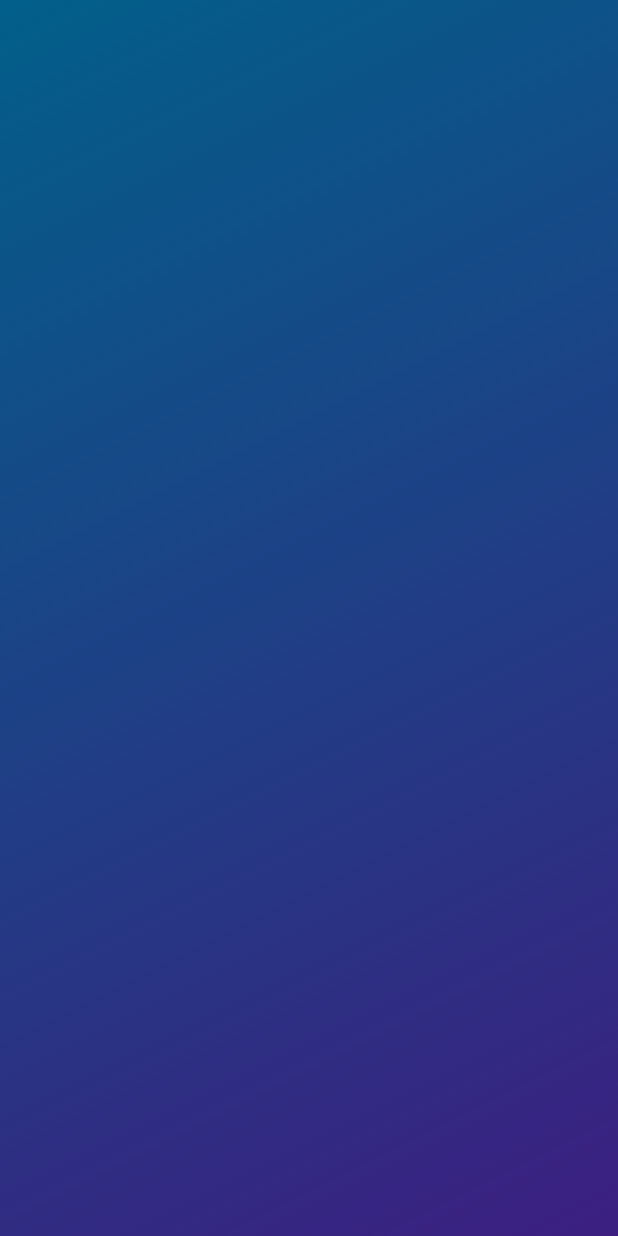
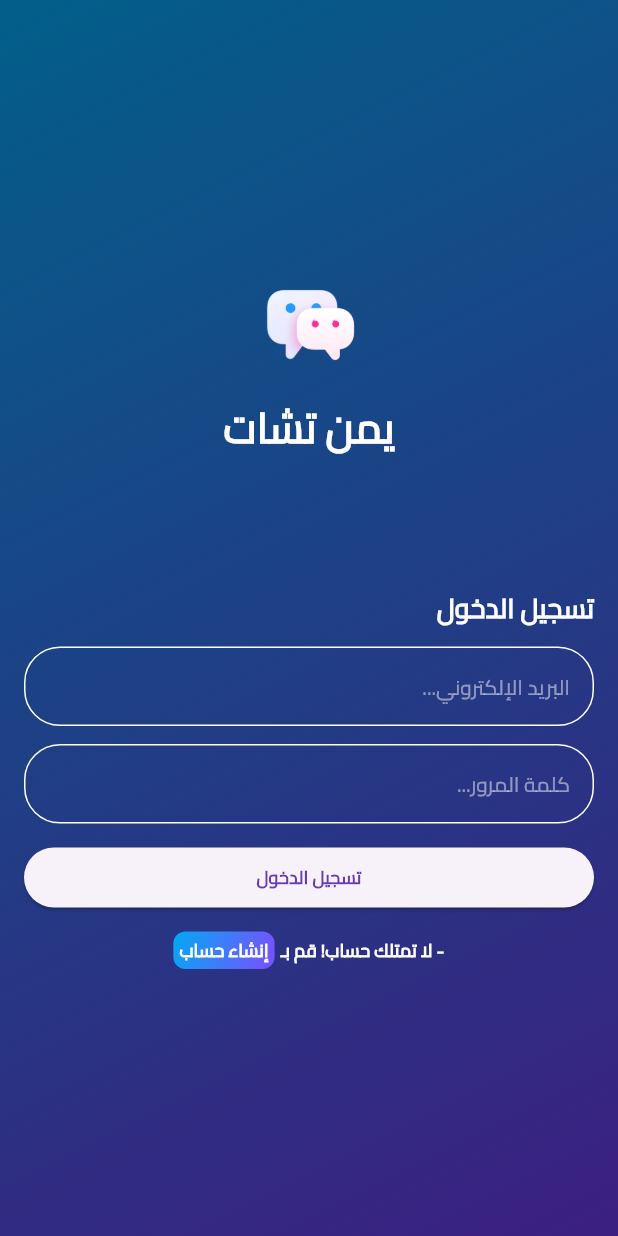
Before and after one commit to IT-Developer2025/chat-app, a Flutter app: the screen it shows after launch, on a phone screen of 412 x 824 dp. Run offline on Flutter 3.47's test engine with Material 3 defaults, Android fonts, the phone set to English and light mode, and no system bars.

Commit message:
Finish login_view & signup_view UI.

```diff
--- /dev/null
+++ b/lib/views/widgets/custom_elevated_button.dart
@@ -0,0 +1,27 @@
+import 'package:flutter/material.dart';
+
+class CustomElevatedButton extends StatelessWidget {
+  final String buttonTitle;
+  const CustomElevatedButton({super.key, required this.buttonTitle});
+
+  @override
+  Widget build(BuildContext context) {
+    return Row(
+      children: [
+        Expanded(
+          child: ElevatedButton(
+            onPressed: () {},
+            child: Text(
+              buttonTitle,
+              style: TextStyle(
+                color: Colors.deepPurple,
+                fontSize: 12,
+                fontWeight: FontWeight.bold,
+              ),
+            ),
+          ),
+        ),
+      ],
+    );
+  }
+}
--- /dev/null
+++ b/lib/views/widgets/custom_navigation_link.dart
@@ -0,0 +1,54 @@
+import 'package:flutter/material.dart';
+
+class CustomNavigationLink extends StatelessWidget {
+  final String title;
+  final String linkTitle;
+  final VoidCallback onTap;
+  const CustomNavigationLink({
+    super.key,
+    required this.title,
+    required this.linkTitle,
+    required this.onTap,
+  });
+
+  @override
+  Widget build(BuildContext context) {
+    return Row(
+      mainAxisAlignment: MainAxisAlignment.center,
+      textDirection: TextDirection.rtl,
+      spacing: 4,
+      children: [
+        Text(
+          title,
+          style: TextStyle(
+            color: Colors.white,
+            fontSize: 12,
+            fontWeight: FontWeight.bold,
+          ),
+        ),
+        Container(
+          padding: EdgeInsets.all(4),
+          decoration: BoxDecoration(
+            borderRadius: BorderRadius.circular(8),
+            gradient: LinearGradient(
+              begin: Alignment.topLeft,
+              end: Alignment.bottomRight,
+              colors: [Colors.lightBlue, Colors.deepPurpleAccent],
+            ),
+          ),
+          child: GestureDetector(
+            onTap: onTap,
+            child: Text(
+              linkTitle,
+              style: TextStyle(
+                color: Colors.white,
+                fontSize: 12,
+                fontWeight: FontWeight.bold,
+              ),
+            ),
+          ),
+        ),
+      ],
+    );
+  }
+}
--- /dev/null
+++ b/lib/views/widgets/custom_text_field.dart
@@ -0,0 +1,44 @@
+import 'package:flutter/material.dart';
+
+class CustomTextField extends StatelessWidget {
+  final String hintText;
+  const CustomTextField({super.key, required this.hintText});
+
+  @override
+  Widget build(BuildContext context) {
+    return Directionality(
+      textDirection: TextDirection.rtl,
+      child: TextFormField(
+        /// Will be worked in the future!
+        // ### controller: ,
+        // ### validator: ,
+        // ### autovalidateMode: ,
+        style: TextStyle(color: Colors.white, fontSize: 14),
+        cursorColor: Colors.lightBlue,
+        decoration: InputDecoration(
+          hintText: hintText,
+          hintStyle: TextStyle(
+            color: Colors.white.withAlpha(125),
+            fontSize: 14,
+          ),
+          border: OutlineInputBorder(
+            borderRadius: BorderRadius.circular(24),
+            borderSide: BorderSide(color: Colors.white),
+          ),
+          enabledBorder: OutlineInputBorder(
+            borderRadius: BorderRadius.circular(24),
+            borderSide: BorderSide(color: Colors.white),
+          ),
+          focusedBorder: OutlineInputBorder(
+            borderRadius: BorderRadius.circular(24),
+            borderSide: BorderSide(color: Colors.lightBlue),
+          ),
+          errorBorder: OutlineInputBorder(
+            borderRadius: BorderRadius.circular(24),
+            borderSide: BorderSide(color: Colors.redAccent),
+          ),
+        ),
+      ),
+    );
+  }
+}
--- a/lib/views/widgets/login_view_body.dart
+++ b/lib/views/widgets/login_view_body.dart
@@ -1,4 +1,8 @@
 import 'package:chat_app/constants.dart';
+import 'package:chat_app/views/signup_view.dart';
+import 'package:chat_app/views/widgets/custom_elevated_button.dart';
+import 'package:chat_app/views/widgets/custom_navigation_link.dart';
+import 'package:chat_app/views/widgets/custom_text_field.dart';
 import 'package:flutter/material.dart';
 
 class LoginViewBody extends StatelessWidget {
@@ -7,6 +11,7 @@ class LoginViewBody extends StatelessWidget {
   @override
   Widget build(BuildContext context) {
     return Container(
+      padding: EdgeInsets.all(16),
       width: double.infinity,
       decoration: const BoxDecoration(
         gradient: LinearGradient(
@@ -15,6 +20,49 @@ class LoginViewBody extends StatelessWidget {
           colors: [kPrimaryColor, kSecondaryColor],
         ),
       ),
+      child: Center(
+        child: SingleChildScrollView(
+          child: Column(
+            mainAxisSize: MainAxisSize.min,
+            spacing: 12,
+            children: [
+              Image.asset(kLogo, width: 75, height: 75),
+              const Text(
+                "يمن تشات",
+                style: TextStyle(
+                  color: Colors.white,
+                  fontWeight: FontWeight.bold,
+                  fontSize: 28,
+                ),
+              ),
+              const SizedBox(height: 64),
+              const Row(
+                textDirection: TextDirection.rtl,
+                children: [
+                  Text(
+                    "تسجيل الدخول", // Will be changed
+                    style: TextStyle(
+                      color: Colors.white,
+                      fontSize: 18,
+                      fontWeight: FontWeight.bold,
+                    ),
+                  ),
+                ],
+              ),
+              const CustomTextField(hintText: "البريد الإلكتروني..."),
+              const CustomTextField(hintText: "كلمة المرور..."),
+              const CustomElevatedButton(buttonTitle: "تسجيل الدخول"),
+              CustomNavigationLink(
+                title: "لا تمتلك حساب! قم بـ -",
+                linkTitle: "إنشاء حساب",
+                onTap: () {
+                  Navigator.pushNamed(context, SignupView.id);
+                },
+              ),
+            ],
+          ),
+        ),
+      ),
     );
   }
 }
--- a/lib/views/widgets/signup_view_body.dart
+++ b/lib/views/widgets/signup_view_body.dart
@@ -1,4 +1,8 @@
 import 'package:chat_app/constants.dart';
+import 'package:chat_app/views/login_view.dart';
+import 'package:chat_app/views/widgets/custom_elevated_button.dart';
+import 'package:chat_app/views/widgets/custom_navigation_link.dart';
+import 'package:chat_app/views/widgets/custom_text_field.dart';
 import 'package:flutter/material.dart';
 
 class SignupViewBody extends StatelessWidget {
@@ -7,6 +11,7 @@ class SignupViewBody extends StatelessWidget {
   @override
   Widget build(BuildContext context) {
     return Container(
+      padding: EdgeInsets.all(16),
       width: double.infinity,
       decoration: const BoxDecoration(
         gradient: LinearGradient(
@@ -15,6 +20,49 @@ class SignupViewBody extends StatelessWidget {
           colors: [kPrimaryColor, kSecondaryColor],
         ),
       ),
+      child: Center(
+        child: SingleChildScrollView(
+          child: Column(
+            mainAxisSize: MainAxisSize.min,
+            spacing: 12,
+            children: [
+              Image.asset(kLogo, width: 75, height: 75),
+              const Text(
+                "يمن تشات",
+                style: TextStyle(
+                  color: Colors.white,
+                  fontWeight: FontWeight.bold,
+                  fontSize: 28,
+                ),
+              ),
+              const SizedBox(height: 64),
+              const Row(
+                textDirection: TextDirection.rtl,
+                children: [
+                  Text(
+                    "إنشاء حساب جديد", // Will be changed
+                    style: TextStyle(
+                      color: Colors.white,
+                      fontSize: 18,
+                      fontWeight: FontWeight.bold,
+                    ),
+                  ),
+                ],
+              ),
+              const CustomTextField(hintText: "البريد الإلكتروني..."),
+              const CustomTextField(hintText: "كلمة المرور..."),
+              const CustomElevatedButton(buttonTitle: "إنشاء حساب"),
+              CustomNavigationLink(
+                title: "!تمتلك حساب بالفعل -",
+                linkTitle: "تسجيل الدخول",
+                onTap: () {
+                  Navigator.popAndPushNamed(context, LoginView.id);
+                },
+              ),
+            ],
+          ),
+        ),
+      ),
     );
   }
 }
```
